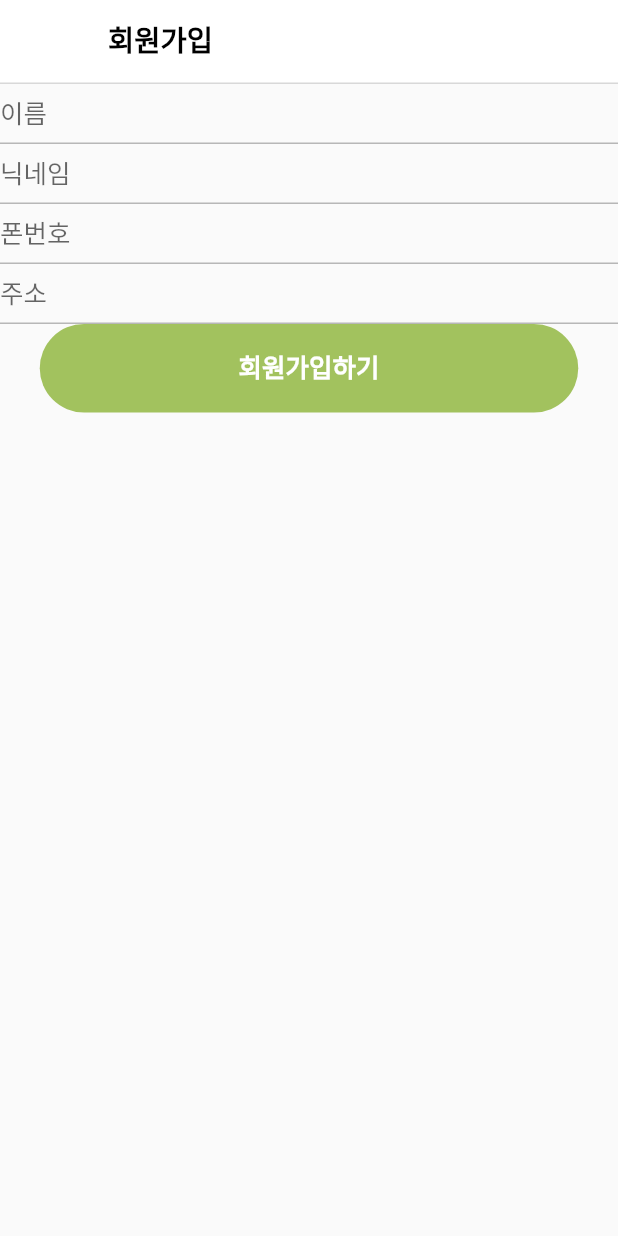
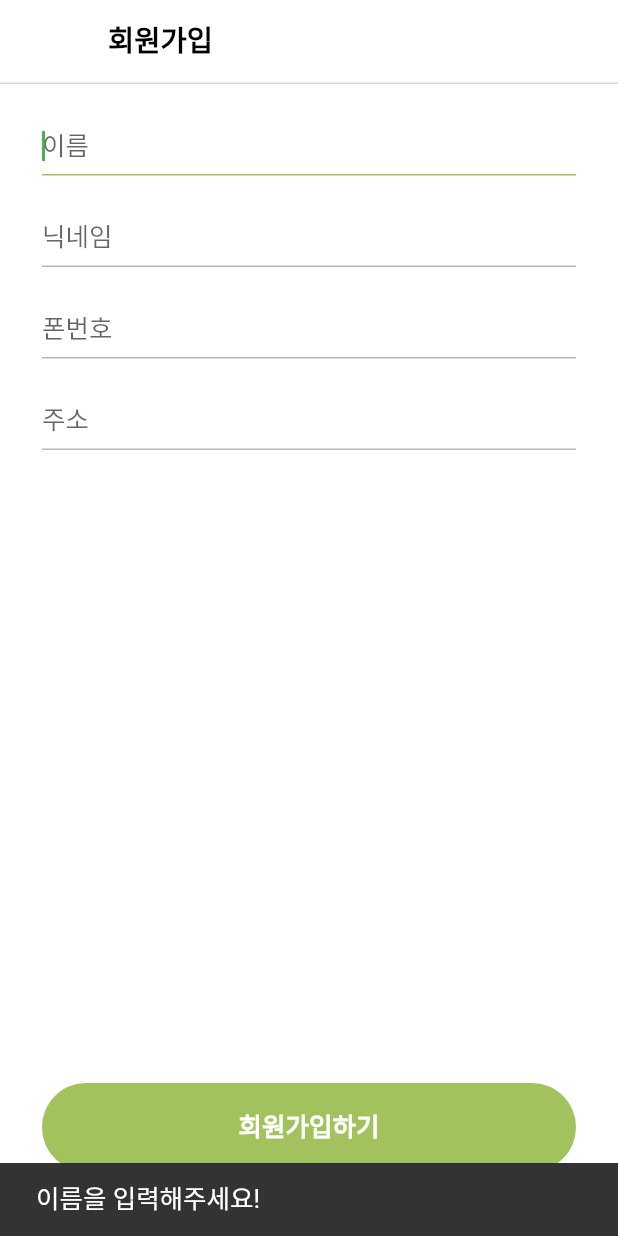
Before and after one commit to Hi-DN/navada-mobile-app, a Flutter app: the SignUp screen opened directly, after a tap on "회원가입하기", on a phone screen of 412 x 824 dp. Run offline on Flutter 3.47's test engine with Material 2 defaults, Android fonts, the phone set to English and light mode, and no system bars; our stand-ins replace carousel_slider, flutter_rating_bar, google_sign_in; missing offline and left inert: flutter_naver_login, kakao_flutter_sdk_user; accounts and stored records are empty.

Commit message:
회원가입 단순 체크 로직

```diff
--- a/lib/src/screens/signin/signup.dart
+++ b/lib/src/screens/signin/signup.dart
@@ -5,6 +5,7 @@ import 'package:navada_mobile_app/src/widgets/custom_appbar.dart';
 import 'package:navada_mobile_app/src/widgets/custom_navigation_bar.dart';
 import 'package:navada_mobile_app/src/widgets/long_circled_btn.dart';
 import 'package:navada_mobile_app/src/widgets/screen_size.dart';
+import 'package:navada_mobile_app/src/widgets/space.dart';
 import 'package:navada_mobile_app/src/widgets/text_style.dart';
 import 'package:provider/provider.dart';
 
@@ -17,14 +18,54 @@ class SignUp extends StatefulWidget {
 
 class _SignUpState extends State<SignUp> {
   ScreenSize size = ScreenSize();
-  late String userName, userNickname, userPhoneNum, userAddress;
+  String userName="", userNickname="", userPhoneNum="", userAddress="";
+
+  final FocusNode _nameFNode = FocusNode();
+  final FocusNode _nicknameFNode = FocusNode();
+  final FocusNode _phoneNumFNode = FocusNode();
+  final FocusNode _addressFNode = FocusNode();
+
+  @override
+  void initState() {
+    super.initState();
+  }
+
+  @override
+  void dispose() {
+    _nameFNode.dispose();
+    _nicknameFNode.dispose();
+    _phoneNumFNode.dispose();
+    _addressFNode.dispose();
+    super.dispose();
+  }
 
   @override
   Widget build(BuildContext context) {
     return Scaffold(
+      backgroundColor: white,
       appBar: CustomAppBar(titleText: "회원가입"),
-      body: Column(children: [
-        TextFormField(
+      body: Padding(
+        padding: EdgeInsets.symmetric(horizontal: size.getSize(26)),
+        child: Column(children: [
+          const Space(height: 20),
+          _nameField(),
+          const Space(height: 20),
+          _nicknameField(),
+          const Space(height: 20),
+          _phoneNumField(),
+          const Space(height: 20),
+          _addressField(),
+          const Expanded(child: SizedBox()),
+          LongCircledBtn(text: "회원가입하기", onTap: () => handleSignUp()),
+          const Space(height: 40)
+        ]),
+      ),
+    );
+  }
+
+  Widget _nameField() {
+    return TextFormField(
+      focusNode: _nameFNode,
       style: styleR.copyWith(fontSize: size.getSize(16)),
       onChanged: (value) {
         setState(() { userName = value; });
@@ -38,8 +79,12 @@ class _SignUpState extends State<SignUp> {
         enabledBorder: const UnderlineInputBorder(borderSide: BorderSide(color: grey183)),
         focusedBorder: const UnderlineInputBorder(borderSide: BorderSide(color: green)),
       ),
-        ),
-        TextFormField(
+    );
+  }
+
+  Widget _nicknameField() {
+    return TextFormField(
+      focusNode: _nicknameFNode,
       style: styleR.copyWith(fontSize: size.getSize(16)),
       onChanged: (value) {
         setState(() { userNickname = value; });
@@ -53,8 +98,12 @@ class _SignUpState extends State<SignUp> {
         enabledBorder: const UnderlineInputBorder(borderSide: BorderSide(color: grey183)),
         focusedBorder: const UnderlineInputBorder(borderSide: BorderSide(color: green)),
       ),
-        ),
-        TextFormField(
+    );
+  }
+
+  Widget _phoneNumField() {
+    return TextFormField(
+      focusNode: _phoneNumFNode,
       style: styleR.copyWith(fontSize: size.getSize(16)),
       onChanged: (value) {
         setState(() { userPhoneNum = value; });
@@ -68,8 +117,12 @@ class _SignUpState extends State<SignUp> {
         enabledBorder: const UnderlineInputBorder(borderSide: BorderSide(color: grey183)),
         focusedBorder: const UnderlineInputBorder(borderSide: BorderSide(color: green)),
       ),
-        ),
-        TextFormField(
+    );
+  }
+
+  Widget _addressField() {
+    return TextFormField(
+      focusNode: _addressFNode,
       style: styleR.copyWith(fontSize: size.getSize(16)),
       onChanged: (value) {
         setState(() { userAddress = value; });
@@ -83,12 +136,38 @@ class _SignUpState extends State<SignUp> {
         enabledBorder: const UnderlineInputBorder(borderSide: BorderSide(color: grey183)),
         focusedBorder: const UnderlineInputBorder(borderSide: BorderSide(color: green)),
       ),
-        ),
-        LongCircledBtn(text: "회원가입하기", onTap: () async {
-          bool result = await Provider.of<UserProvider>(context, listen: false).signup(userName, userNickname, userPhoneNum, userAddress);
-          if(result) Navigator.of(context).pushNamed(CustomNavigationBar.routeName);
-        },)
-      ]),
     );
   }
+
+  handleSignUp() async {
+    if (!_checkValid(userName)) {
+      _checkField(_nameFNode, "이름을 입력해주세요!");
+    } else if (!_checkValid(userNickname)) {
+      _checkField(_nicknameFNode, "닉네임을 입력해주세요!");
+    } else if (!_checkValid(userPhoneNum)) {
+      _checkField(_phoneNumFNode, "핸드폰 번호를 입력해주세요!");
+    } else if (!_checkValid(userAddress)) {
+      _checkField(_addressFNode, "주소를 입력해주세요!");
+    } else {
+      Provider.of<UserProvider>(context, listen: false).signup(userName, userNickname, userPhoneNum, userAddress)
+          .then((value) => Navigator.of(context).pushNamed(CustomNavigationBar.routeName));
     }
+  }
+
+  bool _checkValid(String? value) {
+    if(value == null || value == "") return false;
+    return true;
+  }
+
+  _checkField(FocusNode fnode, String snackBarText) {
+    FocusScope.of(context).requestFocus(fnode);
+    _showSnackBarDurationForSec(snackBarText);
+  }
+
+  _showSnackBarDurationForSec(String snackBarText) {
+    ScaffoldMessenger.of(context).showSnackBar(SnackBar(
+      duration: const Duration(seconds: 1),
+      content: R16Text(text: snackBarText, textColor: white),
+    ));
+  }
+}
```
Lines whose indentation alone changed are shown as unchanged.
